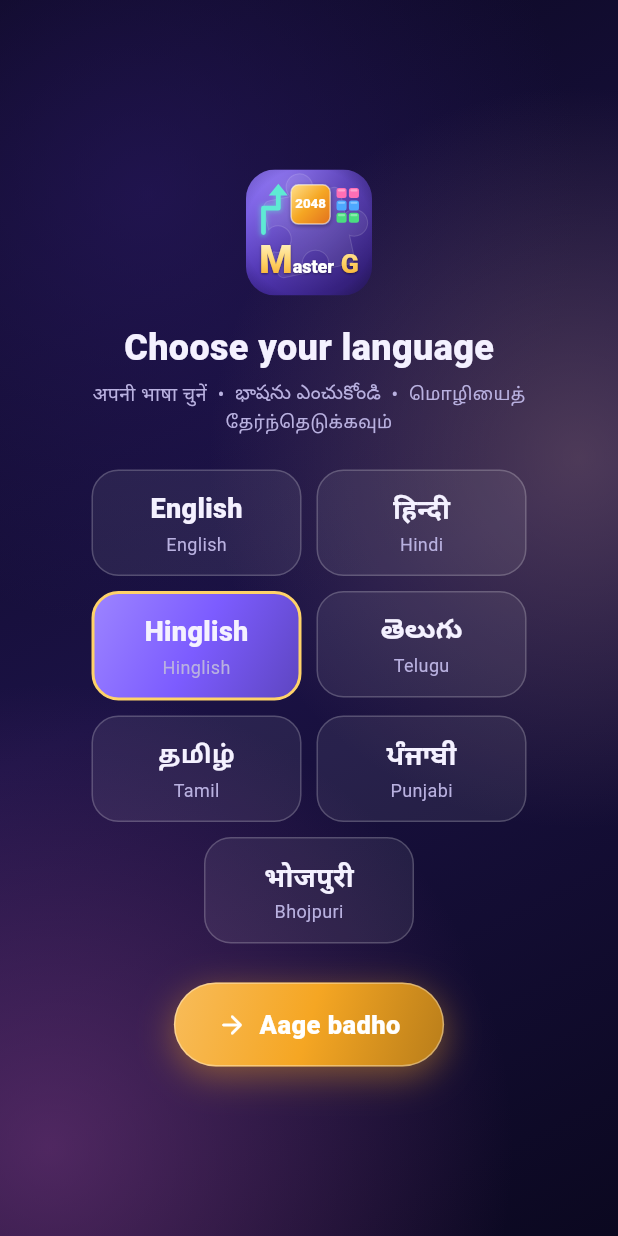
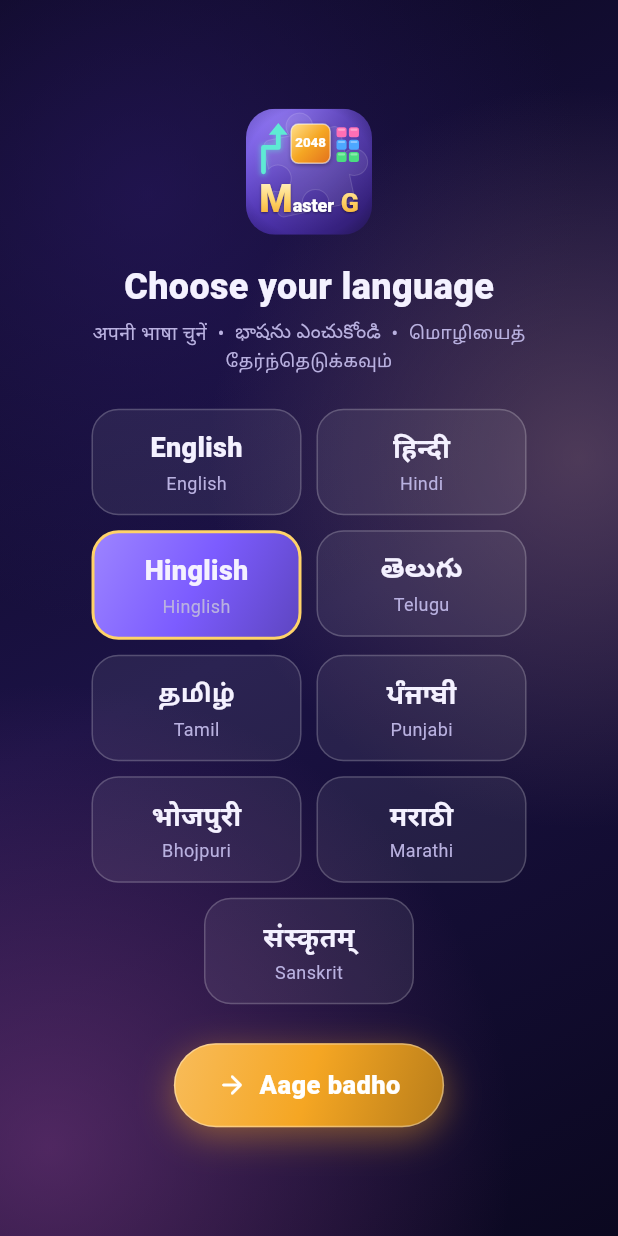
Before and after one commit to adarshk47/Games, a Flutter app: the LanguageSelectScreen screen opened directly, after a tap on "Hinglish", on a phone screen of 412 x 824 dp. Run offline on Flutter 3.47's test engine with Material 3 defaults, Android fonts, the phone set to English and light mode, and no system bars; drawn by our look-alikes of flutter_animate; our stand-ins replace audioplayers, cloud_firestore, firebase_auth, firebase_core, flutter_local_notifications, flutter_timezone and 6 more; missing offline and left inert: play_install_referrer; accounts and stored records are empty.

Commit message:
Add Marathi and Sanskrit languages (Hindi fallback), country-first onboarding with country-ordered languages
Co-Authored-By: Claude Opus 5.5 <noreply@anthropic.com>

```diff
--- a/puzzle_hub/lib/core/account/auth_screens.dart
+++ b/puzzle_hub/lib/core/account/auth_screens.dart
@@ -24,8 +24,9 @@ class AuthGate extends StatelessWidget {
       listenable: Listenable.merge([AccountService.I, I18n.revision]),
       builder: (context, _) {
         final a = AccountService.I;
+        // Country first, then languages ordered for that country.
+        if (a.country == null) return const CountrySelectScreen();
         if (!I18n.chosen) return LanguageSelectScreen(onDone: () {});
-        if (a.country == null) return const CountrySelectScreen();
         if (a.loggedIn) return home;
         return a.hasAccount ? const LockScreen() : const WelcomeScreen();
       },
--- a/puzzle_hub/lib/core/account/country_select.dart
+++ b/puzzle_hub/lib/core/account/country_select.dart
@@ -85,7 +85,12 @@ class CountrySelectScreen extends StatelessWidget {
               Text(tr('account.country.sub'),
                   textAlign: TextAlign.center, style: const TextStyle(color: Pal.textDim, fontSize: 13)),
               const SizedBox(height: 14),
-              Expanded(child: CountryList(onPicked: (_) {})),
+              // Pre-select the country's main language for the next (language) step.
+              Expanded(
+                child: CountryList(onPicked: (c) {
+                  if (!I18n.chosen) I18n.lang.value = languagesFor(c.code).first;
+                }),
+              ),
             ]),
           ),
         ),
--- a/puzzle_hub/lib/core/i18n/i18n.dart
+++ b/puzzle_hub/lib/core/i18n/i18n.dart
@@ -11,7 +11,9 @@ enum AppLang {
   te('te', 'తెలుగు', 'Telugu'),
   ta('ta', 'தமிழ்', 'Tamil'),
   pa('pa', 'ਪੰਜਾਬੀ', 'Punjabi'),
-  bho('bho', 'भोजपुरी', 'Bhojpuri');
+  bho('bho', 'भोजपुरी', 'Bhojpuri'),
+  mr('mr', 'मराठी', 'Marathi'),
+  sa('sa', 'संस्कृतम्', 'Sanskrit');
 
   const AppLang(this.code, this.nativeName, this.englishName);
   final String code;
@@ -21,7 +23,7 @@ enum AppLang {
   /// Locale used for Flutter's built-in widget texts (date picker etc.).
   /// Bhojpuri falls back to Hindi and Hinglish to English.
   Locale get materialLocale => switch (this) {
-        AppLang.bho => const Locale('hi'),
+        AppLang.bho || AppLang.sa => const Locale('hi'),
         AppLang.hinglish => const Locale('en'),
         _ => Locale(code),
       };
@@ -29,6 +31,8 @@ enum AppLang {
   /// Where to look when a string is missing in this language.
   List<String> get fallbacks => switch (this) {
         AppLang.bho => const ['bho', 'hi', 'en'],
+        AppLang.mr => const ['mr', 'hi', 'en'],
+        AppLang.sa => const ['sa', 'hi', 'en'],
         AppLang.hinglish => const ['hinglish', 'en'],
         AppLang.en => const ['en'],
         _ => [code, 'en'],
@@ -77,3 +81,18 @@ String tr(String key, [Map<String, Object?> args = const {}, String? fallback])
   if (args.isEmpty) return s;
   return s.replaceAllMapped(RegExp(r'\{(\w+)\}'), (m) => '${args[m.group(1)] ?? m.group(0)}');
 }
+
+/// Languages to show first for a country (the rest follow). India gets its
+/// Indian languages first; elsewhere English leads.
+List<AppLang> languagesFor(String? countryCode) {
+  final first = switch (countryCode) {
+    'IN' => const [AppLang.hi, AppLang.hinglish, AppLang.en, AppLang.mr, AppLang.te, AppLang.ta, AppLang.pa, AppLang.bho, AppLang.sa],
+    'NP' => const [AppLang.hi, AppLang.bho, AppLang.en],
+    'PK' => const [AppLang.pa, AppLang.en, AppLang.hi],
+    'LK' || 'SG' || 'MY' => const [AppLang.en, AppLang.ta],
+    'FJ' || 'MU' || 'TT' || 'GY' || 'SR' => const [AppLang.en, AppLang.hi, AppLang.bho],
+    'AE' || 'SA' || 'QA' || 'KW' || 'OM' || 'BH' => const [AppLang.en, AppLang.hi, AppLang.hinglish, AppLang.te, AppLang.ta, AppLang.mr],
+    _ => const [AppLang.en],
+  };
+  return [...first, ...AppLang.values.where((l) => !first.contains(l))];
+}
--- a/puzzle_hub/lib/core/i18n/language_picker.dart
+++ b/puzzle_hub/lib/core/i18n/language_picker.dart
@@ -4,6 +4,7 @@ import 'package:flutter_animate/flutter_animate.dart';
 import '../ui/app_logo.dart';
 import '../ui/ui.dart';
 import 'i18n.dart';
+import '../account/account_service.dart';
 
 /// Grid of language chips (native name + English name). Used in the first-run
 /// screen and in the settings sheet.
@@ -20,7 +21,7 @@ class LanguagePicker extends StatelessWidget {
         runSpacing: 10,
         alignment: WrapAlignment.center,
         children: [
-          for (final l in AppLang.values)
+          for (final l in languagesFor(AccountService.I.country))
             Pressable(
               key: ValueKey('lang_${l.code}'),
               onTap: () async {
--- a/puzzle_hub/lib/main.dart
+++ b/puzzle_hub/lib/main.dart
@@ -55,6 +55,7 @@ class PuzzleHubApp extends StatelessWidget {
           Locale('te'),
           Locale('ta'),
           Locale('pa'),
+          Locale('mr'),
         ],
         localizationsDelegates: GlobalMaterialLocalizations.delegates,
         title: 'Master G',
```
Also changed, not shown: 2 other files.
